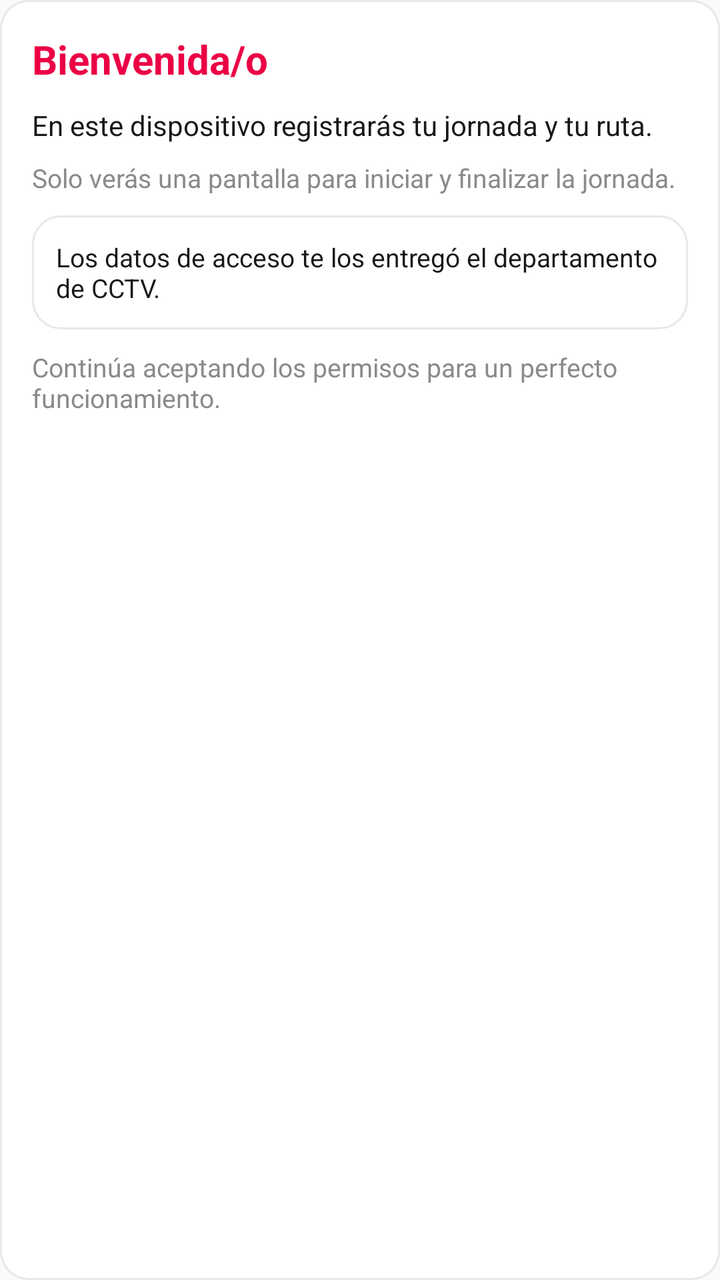
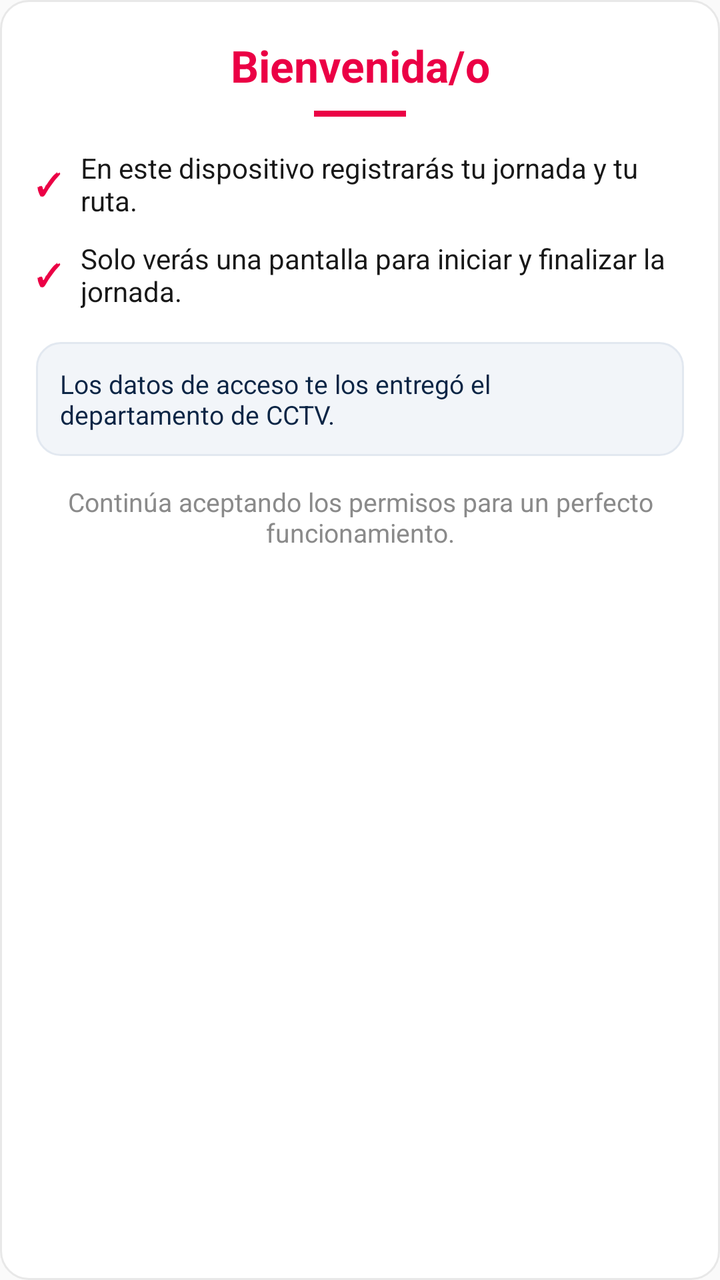

An Android layout rendered at two revisions. The XML below is the earlier revision; the diff shows what the commit changed to produce the second picture.
<!-- AndroidManifest.xml: application theme AppTheme -->
<!-- res/layout/onboarding_step_welcome.xml -->
<?xml version="1.0" encoding="utf-8"?>
<LinearLayout xmlns:android="http://schemas.android.com/apk/res/android"
    android:layout_width="match_parent"
    android:layout_height="wrap_content"
    android:background="@drawable/bg_card"
    android:orientation="vertical"
    android:padding="16dp">

    <TextView
        android:layout_width="wrap_content"
        android:layout_height="wrap_content"
        android:text="@string/welcome_title"
        android:textColor="@color/primary"
        android:textSize="20sp"
        android:textStyle="bold" />

    <TextView
        android:layout_width="match_parent"
        android:layout_height="wrap_content"
        android:layout_marginTop="10dp"
        android:text="@string/welcome_body"
        android:textColor="@color/ink"
        android:textSize="14sp" />

    <TextView
        android:layout_width="match_parent"
        android:layout_height="wrap_content"
        android:layout_marginTop="8dp"
        android:text="@string/welcome_body_pill"
        android:textColor="@color/muted"
        android:textSize="13sp" />

    <TextView
        android:layout_width="match_parent"
        android:layout_height="wrap_content"
        android:layout_marginTop="10dp"
        android:background="@drawable/bg_card"
        android:padding="12dp"
        android:text="@string/welcome_body_cctv"
        android:textColor="@color/ink"
        android:textSize="13sp" />

    <TextView
        android:layout_width="match_parent"
        android:layout_height="wrap_content"
        android:layout_marginTop="10dp"
        android:text="@string/welcome_body_perms"
        android:textColor="@color/muted"
        android:textSize="13sp" />

</LinearLayout>
<!-- resources referenced by this layout -->
<resources>
  <color name="ink">#181818</color>
  <color name="muted">#8A8A8A</color>
  <color name="primary">#EB0045</color>
  <!-- drawable bg_card (drawable) -->
  <?xml version="1.0" encoding="utf-8"?>
  <shape xmlns:android="http://schemas.android.com/apk/res/android" android:shape="rectangle">
      <solid android:color="#FFFFFF" />
      <stroke android:width="1dp" android:color="#E8E8E8" />
      <corners android:radius="14dp" />
  </shape>
  <string name="welcome_body">En este dispositivo registrarás tu jornada y tu ruta.</string>
  <string name="welcome_body_cctv">Los datos de acceso te los entregó el departamento de CCTV.</string>
  <string name="welcome_body_perms">Continúa aceptando los permisos para un perfecto funcionamiento.</string>
  <string name="welcome_body_pill">Solo verás una pantalla para iniciar y finalizar la jornada.</string>
  <string name="welcome_title">Bienvenida/o</string>
  <style name="AppTheme" parent="Theme.AppCompat.Light.NoActionBar">
          <item name="colorPrimary">@color/primary</item>
          <item name="colorPrimaryDark">@color/primary_dark</item>
          <item name="colorAccent">@color/accent</item>
          <item name="android:windowOptOutEdgeToEdgeEnforcement">true</item>
      </style>
  <color name="primary_dark">#C4003B</color>
  <color name="accent">#FF1464</color>
</resources>

<!-- the commit's change to res/layout/onboarding_step_welcome.xml (unified diff, before → after) -->
@@ -4,46 +4,89 @@
     android:layout_height="wrap_content"
     android:background="@drawable/bg_card"
     android:orientation="vertical"
-    android:padding="16dp">
-
-    <TextView
-        android:layout_width="wrap_content"
-        android:layout_height="wrap_content"
-        android:text="@string/welcome_title"
-        android:textColor="@color/primary"
-        android:textSize="20sp"
-        android:textStyle="bold" />
+    android:padding="18dp">
 
     <TextView
         android:layout_width="match_parent"
         android:layout_height="wrap_content"
+        android:gravity="center"
+        android:text="@string/welcome_title"
+        android:textColor="@color/primary"
+        android:textSize="22sp"
+        android:textStyle="bold" />
+
+    <View
+        android:layout_width="46dp"
+        android:layout_height="3dp"
+        android:layout_gravity="center_horizontal"
+        android:layout_marginTop="8dp"
+        android:background="@color/primary" />
+
+    <LinearLayout
+        android:layout_width="match_parent"
+        android:layout_height="wrap_content"
+        android:layout_marginTop="16dp"
+        android:gravity="center_vertical"
+        android:orientation="horizontal">
+
+        <TextView
+            android:layout_width="wrap_content"
+            android:layout_height="wrap_content"
+            android:text="✓"
+            android:textColor="@color/primary"
+            android:textSize="15sp"
+            android:textStyle="bold" />
+
+        <TextView
+            android:layout_width="0dp"
+            android:layout_height="wrap_content"
+            android:layout_marginStart="10dp"
+            android:layout_weight="1"
+            android:text="@string/welcome_body"
+            android:textColor="@color/ink"
+            android:textSize="14sp" />
+    </LinearLayout>
+
+    <LinearLayout
+        android:layout_width="match_parent"
+        android:layout_height="wrap_content"
         android:layout_marginTop="10dp"
-        android:text="@string/welcome_body"
-        android:textColor="@color/ink"
-        android:textSize="14sp" />
+        android:gravity="center_vertical"
+        android:orientation="horizontal">
+
+        <TextView
+            android:layout_width="wrap_content"
+            android:layout_height="wrap_content"
+            android:text="✓"
+            android:textColor="@color/primary"
+            android:textSize="15sp"
+            android:textStyle="bold" />
+
+        <TextView
+            android:layout_width="0dp"
+            android:layout_height="wrap_content"
+            android:layout_marginStart="10dp"
+            android:layout_weight="1"
+            android:text="@string/welcome_body_pill"
+            android:textColor="@color/ink"
+            android:textSize="14sp" />
+    </LinearLayout>
 
     <TextView
         android:layout_width="match_parent"
         android:layout_height="wrap_content"
-        android:layout_marginTop="8dp"
-        android:text="@string/welcome_body_pill"
-        android:textColor="@color/muted"
+        android:layout_marginTop="16dp"
+        android:background="@drawable/bg_soft"
+        android:padding="12dp"
+        android:text="@string/welcome_body_cctv"
+        android:textColor="@color/navy"
         android:textSize="13sp" />
 
     <TextView
         android:layout_width="match_parent"
         android:layout_height="wrap_content"
-        android:layout_marginTop="10dp"
-        android:background="@drawable/bg_card"
-        android:padding="12dp"
-        android:text="@string/welcome_body_cctv"
-        android:textColor="@color/ink"
-        android:textSize="13sp" />
-
-    <TextView
-        android:layout_width="match_parent"
-        android:layout_height="wrap_content"
-        android:layout_marginTop="10dp"
+        android:layout_marginTop="14dp"
+        android:gravity="center"
         android:text="@string/welcome_body_perms"
         android:textColor="@color/muted"
         android:textSize="13sp" />
<!-- resource entries referenced after the edit -->
@@ -2,6 +2,7 @@
 <resources>
   <color name="ink">#181818</color>
   <color name="muted">#8A8A8A</color>
+  <color name="navy">#0B2545</color>
   <color name="primary">#EB0045</color>
   <!-- drawable bg_card (drawable) -->
   <?xml version="1.0" encoding="utf-8"?>
@@ -9,6 +10,13 @@
       <solid android:color="#FFFFFF" />
       <stroke android:width="1dp" android:color="#E8E8E8" />
       <corners android:radius="14dp" />
+  </shape>
+  <!-- drawable bg_soft (drawable) -->
+  <?xml version="1.0" encoding="utf-8"?>
+  <shape xmlns:android="http://schemas.android.com/apk/res/android" android:shape="rectangle">
+      <solid android:color="#F2F5F9" />
+      <stroke android:width="1dp" android:color="#E2E8F0" />
+      <corners android:radius="12dp" />
   </shape>
   <string name="welcome_body">En este dispositivo registrarás tu jornada y tu ruta.</string>
   <string name="welcome_body_cctv">Los datos de acceso te los entregó el departamento de CCTV.</string>
